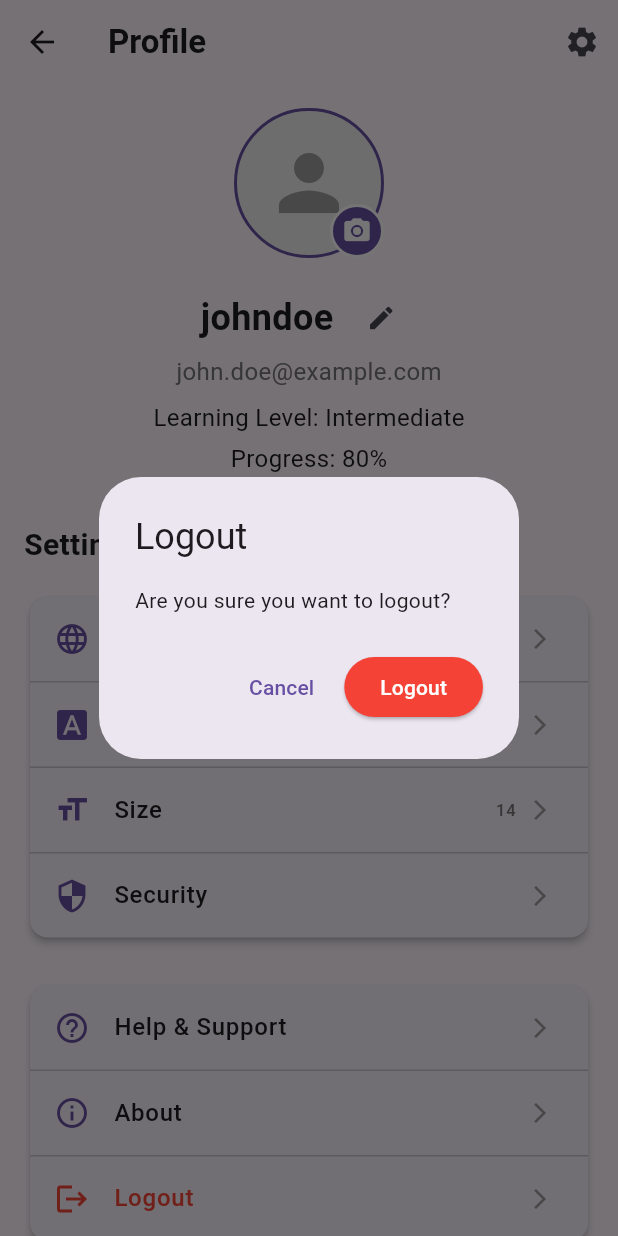
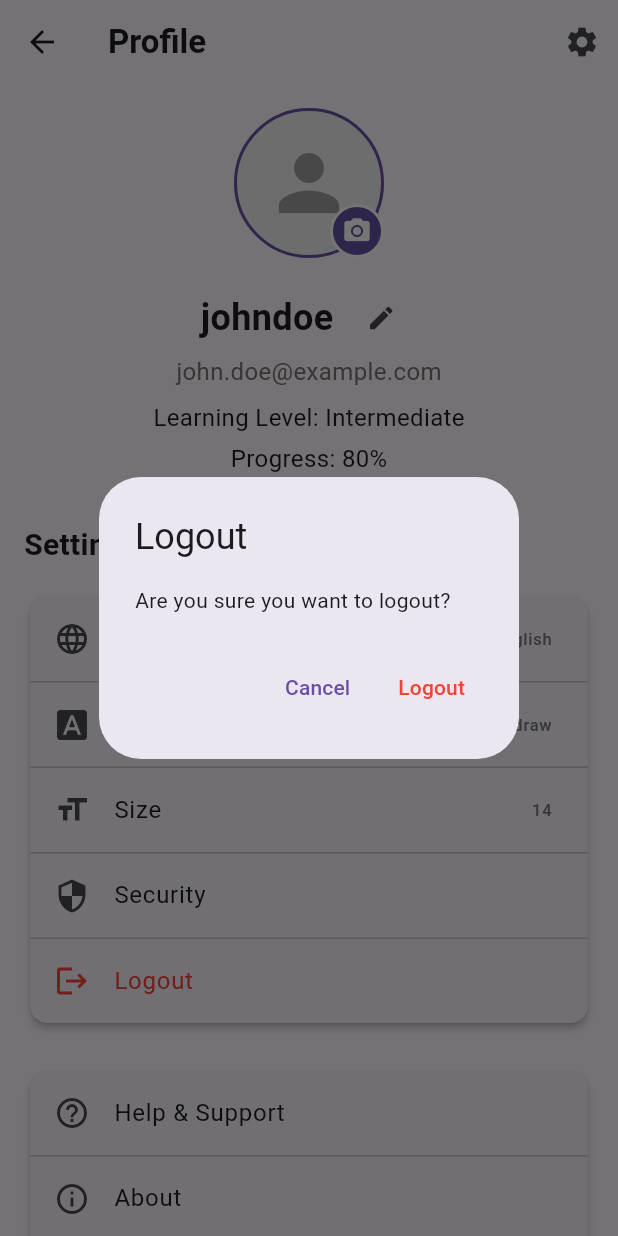
Before and after one commit to trungnotchung/flash_ability, a Flutter app: the ProfileScreen screen opened directly, after a tap on "Logout", on a phone screen of 412 x 824 dp. Run offline on Flutter 3.47's test engine with Material 3 defaults, Android fonts, the phone set to English and light mode, and no system bars; our stand-ins replace fl_chart, shared_preferences; accounts and stored records are empty.

Commit message:
handle logout

```diff
--- a/lib/screens/profile_screen.dart
+++ b/lib/screens/profile_screen.dart
@@ -274,6 +274,19 @@ class _ProfileScreenState extends State<ProfileScreen> {
                   );
                 },
               ),
+
+              const Divider(height: 1),
+
+              // Logout Button
+              _buildSettingItem(
+                icon: Icons.logout,
+                title: 'Logout',
+                value: '',
+                onTap: () {
+                  _showLogoutConfirmation();
+                },
+                textColor: Colors.red,
+              ),
             ],
           ),
         ),
@@ -346,24 +359,19 @@ class _ProfileScreenState extends State<ProfileScreen> {
     required IconData icon,
     required String title,
     required String value,
+    required VoidCallback onTap,
     Color? textColor,
-    required VoidCallback onTap,
   }) {
     return ListTile(
-      leading: Icon(icon, color: textColor ?? Theme.of(context).primaryColor),
-      title: Text(
-        title,
-        style: TextStyle(fontWeight: FontWeight.w500, color: textColor),
-      ),
-      trailing: Row(
-        mainAxisSize: MainAxisSize.min,
-        children: [
-          if (value.isNotEmpty)
-            Text(value, style: TextStyle(color: Colors.grey[600])),
-          const SizedBox(width: 8),
-          const Icon(Icons.arrow_forward_ios, size: 16, color: Colors.grey),
-        ],
-      ),
+      leading: Icon(icon, color: textColor),
+      title: Text(title, style: TextStyle(color: textColor)),
+      trailing:
+          value.isNotEmpty
+              ? Text(
+                value,
+                style: TextStyle(color: textColor ?? Colors.grey[600]),
+              )
+              : null,
       onTap: onTap,
     );
   }
@@ -796,32 +804,26 @@ class _ProfileScreenState extends State<ProfileScreen> {
   void _showLogoutConfirmation() {
     showDialog(
       context: context,
-      builder: (context) {
+      builder: (BuildContext context) {
         return AlertDialog(
           title: const Text('Logout'),
           content: const Text('Are you sure you want to logout?'),
           actions: [
             TextButton(
               onPressed: () {
-                Navigator.pop(context);
+                Navigator.of(context).pop();
               },
               child: const Text('Cancel'),
             ),
-            ElevatedButton(
-              style: ElevatedButton.styleFrom(
-                backgroundColor: Colors.red,
-                foregroundColor: Colors.white,
-              ),
+            TextButton(
               onPressed: () {
-                Navigator.pop(context);
-                // TODO: Implement logout functionality
-                ScaffoldMessenger.of(context).showSnackBar(
-                  const SnackBar(
-                    content: Text('Logout functionality coming soon!'),
-                  ),
-                );
+                // Clear user data and navigate to login screen
+                UserService.clearUserData();
+                Navigator.of(
+                  context,
+                ).pushNamedAndRemoveUntil('/login', (route) => false);
               },
-              child: const Text('Logout'),
+              child: const Text('Logout', style: TextStyle(color: Colors.red)),
             ),
           ],
         );
```
Also changed, not shown: lib/services/user_service.dart (+14 -0 lines).
